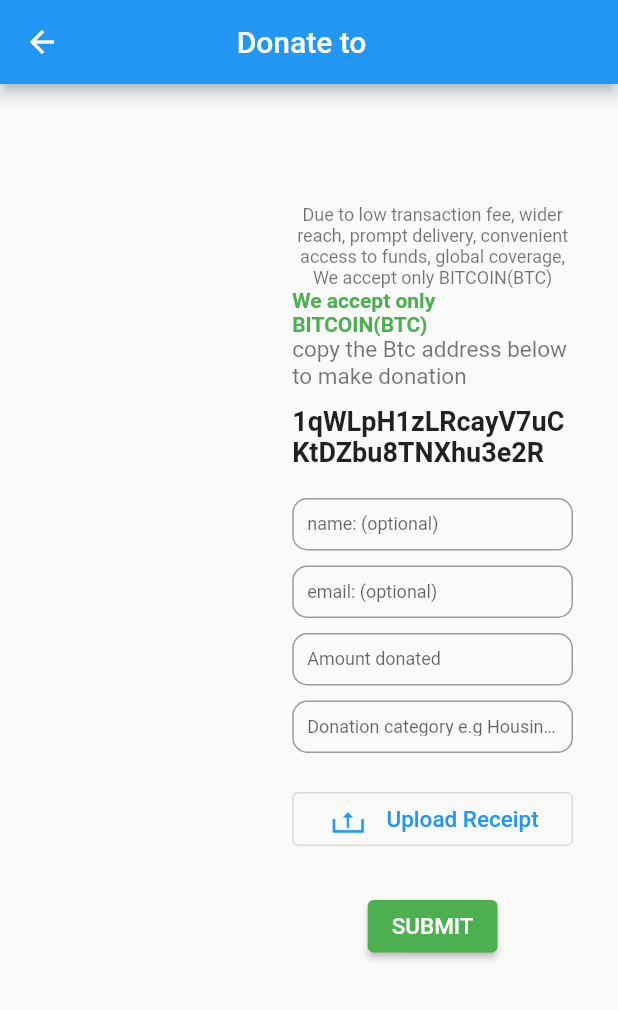
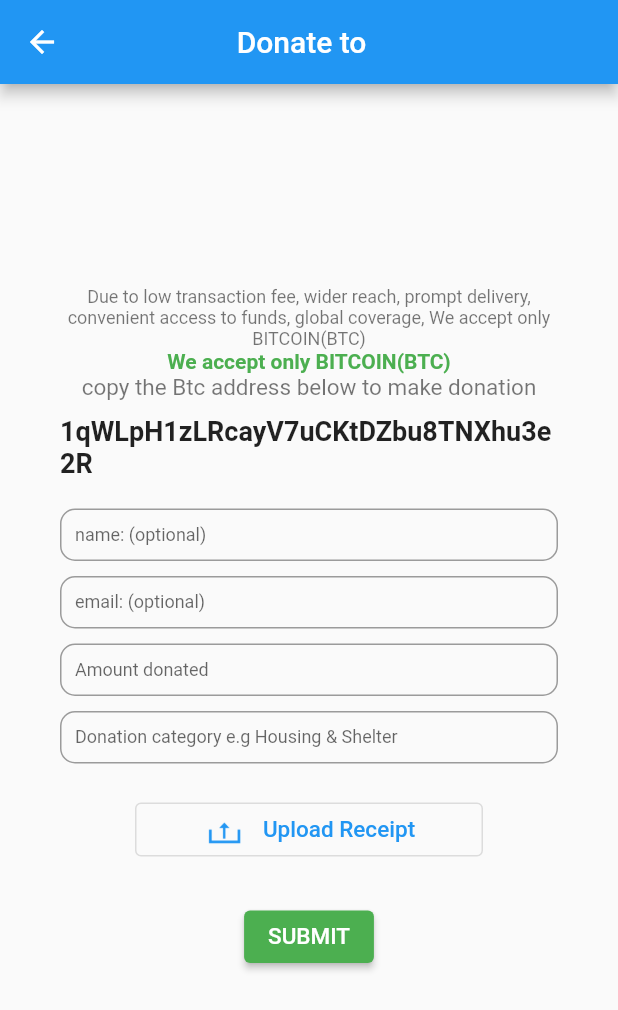
Before and after one commit to Akaiso/zakat-jahada, a Flutter app: the DonatePage screen opened directly with empty values, on a phone screen of 412 x 824 dp. Shown: the top 1010 px of the screen. Run offline on Flutter 3.47's test engine with Material 2 defaults, Android fonts, the phone set to English and light mode, and no system bars; our stand-ins replace auto_size_text, image_picker.

Commit message:
responsiveness for contact us

```diff
--- a/lib/view/DonatePage.dart
+++ b/lib/view/DonatePage.dart
@@ -45,7 +45,7 @@ class _DonatePageState extends State<DonatePage> {
               Wrap(direction: Axis.horizontal,
                 children: [
                   Container(
-                    width: MediaQuery.of(context).size.width * 0.4,
+                    width: MediaQuery.of(context).size.width <800 ?  MediaQuery.of(context).size.width : MediaQuery.of(context).size.width * 0.4,
                     padding: const EdgeInsets.all(20.0),
                     child: Column(
                       children: [
@@ -59,9 +59,9 @@ class _DonatePageState extends State<DonatePage> {
                     ),
                   ),
                   Container(
-                    padding: const EdgeInsets.symmetric(horizontal: 30, vertical: 40),
+                    padding: const EdgeInsets.symmetric(horizontal: 40, vertical: 40),
                     //height: MediaQuery.of(context).size.height * 1,
-                    width: MediaQuery.of(context).size.width * 0.6,
+                    width: MediaQuery.of(context).size.width < 800 ?  MediaQuery.of(context).size.width : MediaQuery.of(context).size.width * 0.6,
                     child: Form(
                       child: SingleChildScrollView(
                         scrollDirection: Axis.vertical,
```
Also changed, not shown: lib/view/ContactUs.dart (+29 -19 lines).
